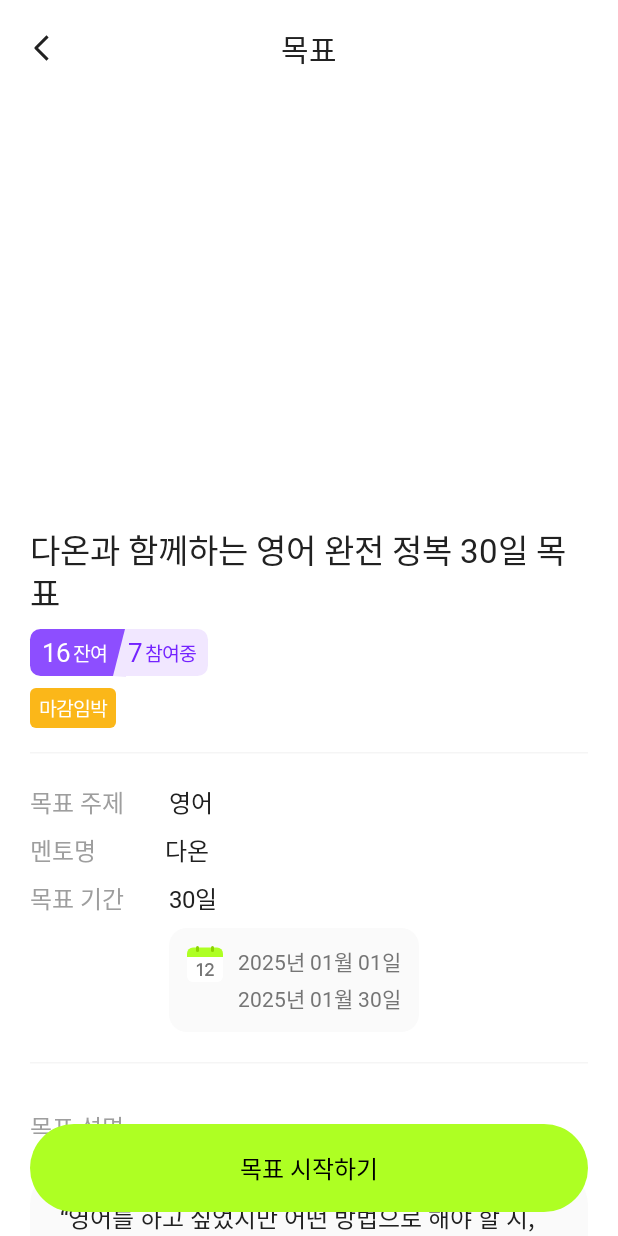
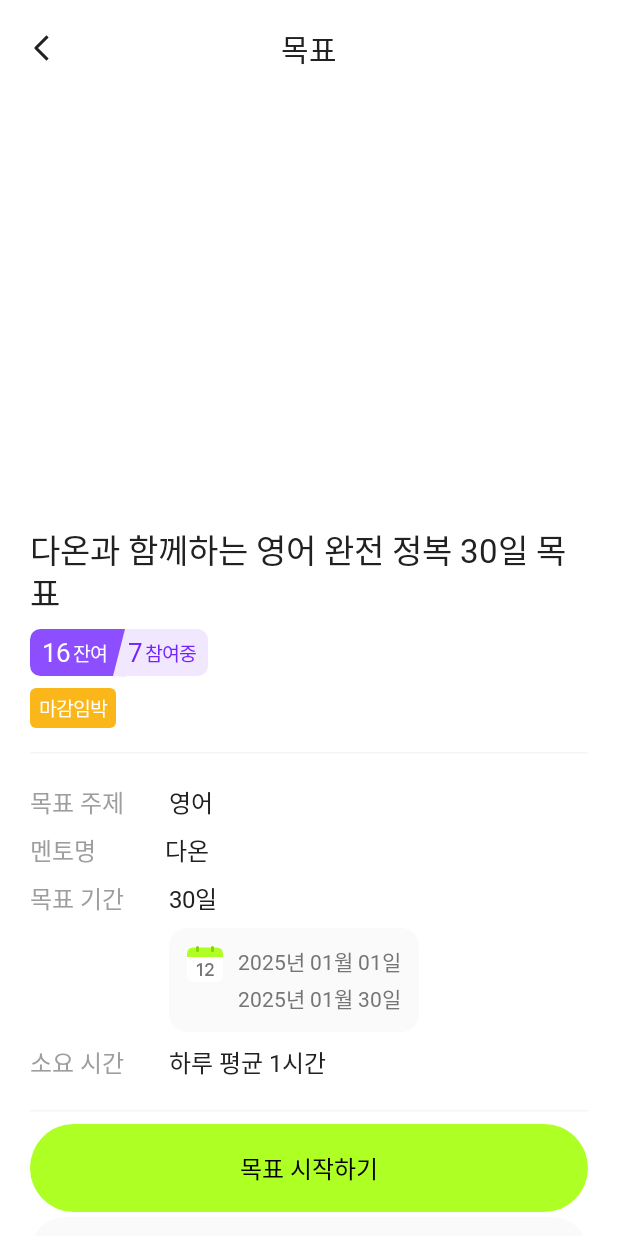
Before and after one commit to Central-MakeUs/GoalMate-Android, an Android app built with Jetpack Compose: the screen it shows after launch (MainActivity), after a tap on "다온과 함께 하는 영어 뿌시기 목표", on a phone screen of 412 x 824 dp. Run offline under Robolectric (Android 15) with nearby library versions, the phone set to English and light mode, and no system bars; our stand-ins replace Dagger/Hilt's generated code; pictures from the network do not load; Roboto replaces fonts that are not available here.

Commit message:
feat: 목표 진행 예상 시간 추가

```diff
--- a/app/src/main/java/cmc/goalmate/presentation/theme/GoalMateDimens.kt
+++ b/app/src/main/java/cmc/goalmate/presentation/theme/GoalMateDimens.kt
@@ -17,4 +17,6 @@ object GoalMateDimens {
     val ContentImageHeight = 300.dp
 
     val CheckBoxSize = 20.dp
+
+    val InfoRowSpace = 8.dp
 }
--- a/app/src/main/java/cmc/goalmate/presentation/ui/detail/GoalDetailContent.kt
+++ b/app/src/main/java/cmc/goalmate/presentation/ui/detail/GoalDetailContent.kt
@@ -24,8 +24,6 @@ import cmc.goalmate.presentation.components.AppBarWithBackButton
 import cmc.goalmate.presentation.components.GoalDateRange
 import cmc.goalmate.presentation.components.GoalMateButton
 import cmc.goalmate.presentation.components.ParticipationStatusTag
-import cmc.goalmate.presentation.components.PriceContent
-import cmc.goalmate.presentation.components.PriceContentStyleSize
 import cmc.goalmate.presentation.components.TagSize
 import cmc.goalmate.presentation.components.ThickDivider
 import cmc.goalmate.presentation.components.ThinDivider
@@ -156,20 +154,26 @@ private fun GoalInfo(
     goal: GoalDetailUiModel,
     modifier: Modifier = Modifier,
 ) {
-    Column(modifier = modifier) {
+    val contentTextStyle = goalMateTypography.subtitleSmall
+
+    Column(
+        modifier = modifier,
+        verticalArrangement = Arrangement.spacedBy(GoalMateDimens.InfoRowSpace),
+    ) {
         InfoRow(
             title = stringResource(R.string.goal_detail_subject_title),
             content = goal.category,
-            modifier = Modifier.padding(bottom = 8.dp),
+            contentTextStyle = contentTextStyle,
         )
         InfoRow(
             title = stringResource(R.string.goal_detail_mentor_title),
             content = goal.mentorName,
-            modifier = Modifier.padding(bottom = 8.dp),
+            contentTextStyle = contentTextStyle,
         )
         InfoRow(
             title = stringResource(R.string.goal_detail_date_title),
             content = goal.totalDates,
+            contentTextStyle = contentTextStyle,
         ) {
             GoalDateRange(
                 startDate = goal.startDate,
@@ -177,6 +181,11 @@ private fun GoalInfo(
                 icon = R.drawable.icon_calendar,
             )
         }
+        InfoRow(
+            title = stringResource(R.string.goal_detail_time),
+            content = goal.time,
+            contentTextStyle = contentTextStyle,
+        )
     }
 }
 
@@ -243,6 +252,7 @@ private fun GoalDetailScreenPreview() {
                 totalDates = "30일",
                 startDate = "2025년 01월 01일",
                 endDate = "2025년 01월 30일",
+                time = "하루 평균 4시간",
                 price = "10,000원",
                 discount = "100%",
                 totalPrice = "0원",
--- a/app/src/main/java/cmc/goalmate/presentation/ui/detail/GoalDetailUiModel.kt
+++ b/app/src/main/java/cmc/goalmate/presentation/ui/detail/GoalDetailUiModel.kt
@@ -12,6 +12,7 @@ data class GoalDetailUiModel(
     val totalDates: String,
     val startDate: String,
     val endDate: String,
+    val time: String,
     val price: String,
     val discount: String,
     val totalPrice: String,
--- a/app/src/main/java/cmc/goalmate/presentation/ui/detail/GoalDetailViewModel.kt
+++ b/app/src/main/java/cmc/goalmate/presentation/ui/detail/GoalDetailViewModel.kt
@@ -23,6 +23,7 @@ data class GoalDetailUiState(
                 totalDates = "30일",
                 startDate = "2025년 01월 01일",
                 endDate = "2025년 01월 30일",
+                time = "하루 평균 1시간",
                 price = "10,000원",
                 discount = "100%",
                 totalPrice = "0원",
--- a/app/src/main/java/cmc/goalmate/presentation/ui/detail/components/GoalOverviewCard.kt
+++ b/app/src/main/java/cmc/goalmate/presentation/ui/detail/components/GoalOverviewCard.kt
@@ -40,7 +40,7 @@ fun GoalOverviewCard(
                 vertical = GoalMateDimens.BottomMargin,
                 horizontal = GoalMateDimens.HorizontalPadding,
             ),
-        verticalArrangement = Arrangement.spacedBy(8.dp),
+        verticalArrangement = Arrangement.spacedBy(GoalMateDimens.InfoRowSpace),
     ) {
         InfoRow(
             title = stringResource(R.string.goal_detail_start_title),
--- a/app/src/main/java/cmc/goalmate/presentation/ui/detail/components/RowItems.kt
+++ b/app/src/main/java/cmc/goalmate/presentation/ui/detail/components/RowItems.kt
@@ -42,6 +42,7 @@ fun InfoRow(
     title: String,
     content: String,
     modifier: Modifier = Modifier,
+    contentTextStyle: TextStyle = MaterialTheme.goalMateTypography.buttonLabelLarge,
     annotatedContent: AnnotatedString? = null,
     extraContent: (@Composable () -> Unit)? = null,
 ) {
@@ -60,7 +61,7 @@ fun InfoRow(
         ) {
             Text(
                 text = annotatedContent ?: AnnotatedString(content),
-                style = MaterialTheme.goalMateTypography.buttonLabelLarge,
+                style = contentTextStyle,
                 color = MaterialTheme.goalMateColors.onBackground,
             )
             if (extraContent != null) {
--- a/app/src/main/res/values/strings.xml
+++ b/app/src/main/res/values/strings.xml
@@ -32,6 +32,7 @@
     <string name="goal_detail_mentor_title">멘토명</string>
     <string name="goal_detail_date_title">목표 기간</string>
     <string name="goal_detail_description_title">목표 설명</string>
+    <string name="goal_detail_time">소요 시간</string>
     <string name="goal_detail_weekly_goals_title">주차별 목표</string>
     <string name="goal_detail_milestone_title">중간 목표</string>
     <string name="goal_detail_available_seats">무료참여 %d자리 남았어요</string>
@@ -51,4 +52,6 @@
 
     <string name="goal_more_detail_button">목표 상세보기</string>
     <string name="goal_progress_comment_title">멘토 코멘트</string>
+
+    <string name="my_page_title">마이페이지</string>
 </resources>
```
